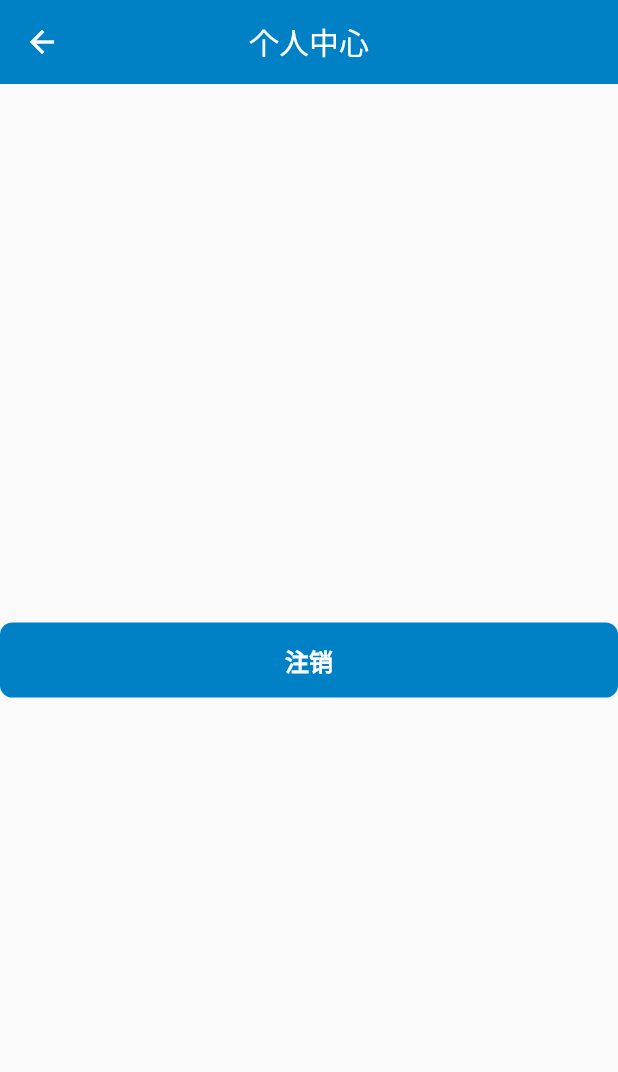
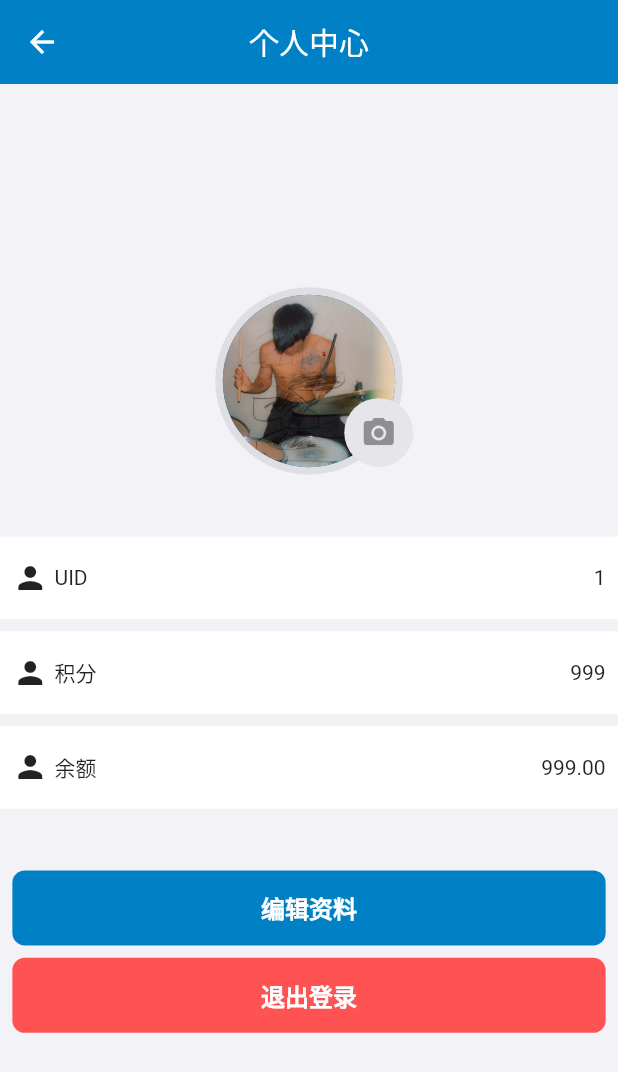
Before and after one commit to BloodLucia/flutter_smart_city, a Flutter app: the ProfilePage screen opened directly, on a phone screen of 412 x 824 dp. Shown: the top 1072 px of the screen. Run offline on Flutter 3.47's test engine with Material 2 defaults, Android fonts, the phone set to English and light mode, and no system bars; our stand-ins replace cached_network_image, dartz, device_preview, dio, flutter_dotenv, get and 1 more; missing offline and left inert: flutter_swiper_null_safety_flutter3; accounts and stored records are empty.

Commit message:
完成个人中心页面UI

```diff
--- a/lib/core/services/user_store.dart
+++ b/lib/core/services/user_store.dart
@@ -4,7 +4,7 @@ import 'package:flutter_dotenv/flutter_dotenv.dart';
 import 'package:get/get.dart';
 import 'package:smart_city_getx/core/apis/auth_api.dart';
 import 'package:smart_city_getx/core/models/user.dart';
-import 'package:smart_city_getx/core/services/storage_service.dart';
+import 'package:smart_city_getx/core/services/storage.dart';
 
 class UserStore extends GetxController {
   static UserStore get to => Get.find();
--- a/lib/features/auth/controller.dart
+++ b/lib/features/auth/controller.dart
@@ -1,6 +1,6 @@
 import 'package:flutter/material.dart';
 import 'package:get/get.dart';
-import 'package:smart_city_getx/core/services/storage_service.dart';
+import 'package:smart_city_getx/core/services/storage.dart';
 import 'package:smart_city_getx/core/services/user_store.dart';
 
 import '../../core/apis/auth_api.dart';
--- a/lib/features/profile/controller.dart
+++ b/lib/features/profile/controller.dart
@@ -1,6 +1,6 @@
 import 'package:get/get.dart';
 import 'package:smart_city_getx/core/apis/auth_api.dart';
-import 'package:smart_city_getx/core/services/storage_service.dart';
+import 'package:smart_city_getx/core/services/storage.dart';
 
 class ProfileController extends GetxController {
   void logout() async {
--- a/lib/features/profile/view.dart
+++ b/lib/features/profile/view.dart
@@ -1,8 +1,12 @@
 import 'package:flutter/material.dart';
 import 'package:get/get.dart';
+import 'package:smart_city_getx/core/extensions/extensions.dart';
+import 'package:smart_city_getx/features/profile/widgets/edit_profile_view.dart';
+import 'package:smart_city_getx/features/profile/widgets/profile_list_item.dart';
 
 import '../../core/widgets/rounded_button.dart';
 import 'controller.dart';
+import 'widgets/profile_avatar.dart';
 
 class ProfilePage extends GetView<ProfileController> {
   const ProfilePage(this.title, {super.key});
@@ -12,12 +16,61 @@ class ProfilePage extends GetView<ProfileController> {
   @override
   Widget build(BuildContext context) {
     return Scaffold(
+      backgroundColor: context.groupedBackground,
       appBar: AppBar(title: Text(title)),
-      body: Center(
-        child: RoundedButton(
-          context: context,
-          text: '注销',
-          onTap: controller.logout,
+      body: SafeArea(
+        child: Center(
+          child: SingleChildScrollView(
+            child: Column(
+              mainAxisAlignment: MainAxisAlignment.center,
+              children: [
+                /// 用户头像
+                const ProfileAvatar(),
+                context.emptySizedHeightBoxNormal,
+
+                /// 用户信息
+                const ProfileListItem(text: 'UID', right: Text('1')),
+                context.emptySizedHeightBoxLow,
+                const ProfileListItem(text: '积分', right: Text('999')),
+                context.emptySizedHeightBoxLow,
+                const ProfileListItem(text: '余额', right: Text('999.00')),
+
+                context.emptySizedHeightBoxNormal,
+
+                /// 编辑资料按钮
+                Padding(
+                  padding: context.horizontalPaddingLow,
+                  child: RoundedButton(
+                    context: context,
+                    text: '编辑资料',
+                    color: context.primaryColor,
+                    onTap: () => Get.to(() => const EditProfileView()),
+                  ),
+                ),
+
+                context.emptySizedHeightBoxLow,
+
+                /// 退出按钮
+                Padding(
+                  padding: context.horizontalPaddingLow,
+                  child: RoundedButton(
+                    context: context,
+                    text: '退出登录',
+                    color: Colors.redAccent,
+                    onTap: () {
+                      Get.defaultDialog(
+                        title: '提示',
+                        middleText: '您确定要退出登录吗？',
+                        textCancel: '取消',
+                        textConfirm: '确定',
+                        contentPadding: context.paddingNormal,
+                      );
+                    },
+                  ),
+                ),
+              ],
+            ),
+          ),
         ),
       ),
     );
--- /dev/null
+++ b/lib/features/profile/widgets/edit_profile_view.dart
@@ -0,0 +1,45 @@
+import 'package:flutter/material.dart';
+import 'package:smart_city_getx/core/extensions/extensions.dart';
+import 'package:smart_city_getx/core/widgets/rounded_button.dart';
+
+class EditProfileView extends StatelessWidget {
+  const EditProfileView({super.key});
+
+  @override
+  Widget build(BuildContext context) {
+    return Scaffold(
+      appBar: AppBar(title: const Text('编辑资料')),
+      body: SafeArea(
+        child: Padding(
+          padding: context.horizontalMarginLow,
+          child: Column(
+            mainAxisAlignment: MainAxisAlignment.spaceAround,
+            children: [
+              Form(
+                child: Column(
+                  children: [
+                    TextFormField(
+                      decoration: const InputDecoration(
+                        prefix: Text('昵称'),
+                        border: OutlineInputBorder(),
+                      ),
+                    ),
+                    context.emptySizedHeightBoxLow,
+                    TextFormField(),
+                    context.emptySizedHeightBoxLow,
+                    TextFormField(),
+                    context.emptySizedHeightBoxLow,
+                    TextFormField(),
+                    context.emptySizedHeightBoxLow,
+                    TextFormField(),
+                  ],
+                ),
+              ),
+              RoundedButton(context: context, text: '保存'),
+            ],
+          ),
+        ),
+      ),
+    );
+  }
+}
--- /dev/null
+++ b/lib/features/profile/widgets/profile_avatar.dart
@@ -0,0 +1,47 @@
+import 'package:flutter/material.dart';
+import 'package:smart_city_getx/core/extensions/extensions.dart';
+
+class ProfileAvatar extends StatelessWidget {
+  const ProfileAvatar({super.key});
+
+  @override
+  Widget build(BuildContext context) {
+    return Container(
+      padding: const EdgeInsets.all(5),
+      decoration: BoxDecoration(
+        shape: BoxShape.circle,
+        color: context.grey.withOpacity(0.2),
+      ),
+      child: SizedBox(
+        width: 115,
+        height: 115,
+        child: Stack(
+          fit: StackFit.expand,
+          clipBehavior: Clip.none,
+          children: [
+            const CircleAvatar(
+              backgroundImage: AssetImage('assets/images/normal_avatar.jpg'),
+            ),
+            Positioned(
+              bottom: 0,
+              right: -12,
+              child: Container(
+                alignment: Alignment.center,
+                width: 46,
+                height: 46,
+                decoration:
+                    BoxDecoration(color: context.grey5, shape: BoxShape.circle),
+                child: IconButton(
+                  style: const ButtonStyle(),
+                  onPressed: () {},
+                  icon: Icon(Icons.camera_alt, color: context.grey),
+                  color: Colors.white,
+                ),
+              ),
+            )
+          ],
+        ),
+      ),
+    );
+  }
+}
--- /dev/null
+++ b/lib/features/profile/widgets/profile_list_item.dart
@@ -0,0 +1,43 @@
+import 'package:flutter/material.dart';
+import 'package:get/get.dart';
+import 'package:smart_city_getx/core/extensions/extensions.dart';
+
+class ProfileListItem extends StatelessWidget {
+  const ProfileListItem({
+    super.key,
+    this.left,
+    this.right,
+    required this.text,
+  });
+
+  final IconData? left;
+  final Widget? right;
+  final String text;
+
+  @override
+  Widget build(BuildContext context) {
+    return Container(
+      width: Get.width,
+      height: 55,
+      decoration: const BoxDecoration(
+        color: Colors.white,
+      ),
+      child: Padding(
+        padding: context.horizontalMarginLow,
+        child: Row(
+          mainAxisAlignment: MainAxisAlignment.spaceBetween,
+          children: [
+            Row(
+              children: [
+                const Icon(Icons.person),
+                context.emptySizedWidthBoxLow,
+                Text(text),
+              ],
+            ),
+            right ?? Container(),
+          ],
+        ),
+      ),
+    );
+  }
+}
--- a/lib/global.dart
+++ b/lib/global.dart
@@ -2,7 +2,7 @@ import 'package:flutter/material.dart';
 import 'package:flutter/services.dart';
 import 'package:flutter_dotenv/flutter_dotenv.dart';
 import 'package:get/get.dart';
-import 'package:smart_city_getx/core/services/storage_service.dart';
+import 'package:smart_city_getx/core/services/storage.dart';
 import 'package:smart_city_getx/core/services/user_store.dart';
 
 class Global {
--- a/lib/main.dart
+++ b/lib/main.dart
@@ -1,7 +1,7 @@
 import 'package:device_preview/device_preview.dart';
 import 'package:flutter/material.dart';
 import 'package:get/get.dart';
-import 'package:smart_city_getx/core/services/storage_service.dart';
+import 'package:smart_city_getx/core/services/storage.dart';
 
 import 'core/bindings/bindings.dart';
 import 'core/routes/routes.dart';
```
Also changed, not shown: assets/images/normal_avatar.jpg (added), lib/core/services/storage.dart (renamed from lib/core/services/storage_service.dart).
